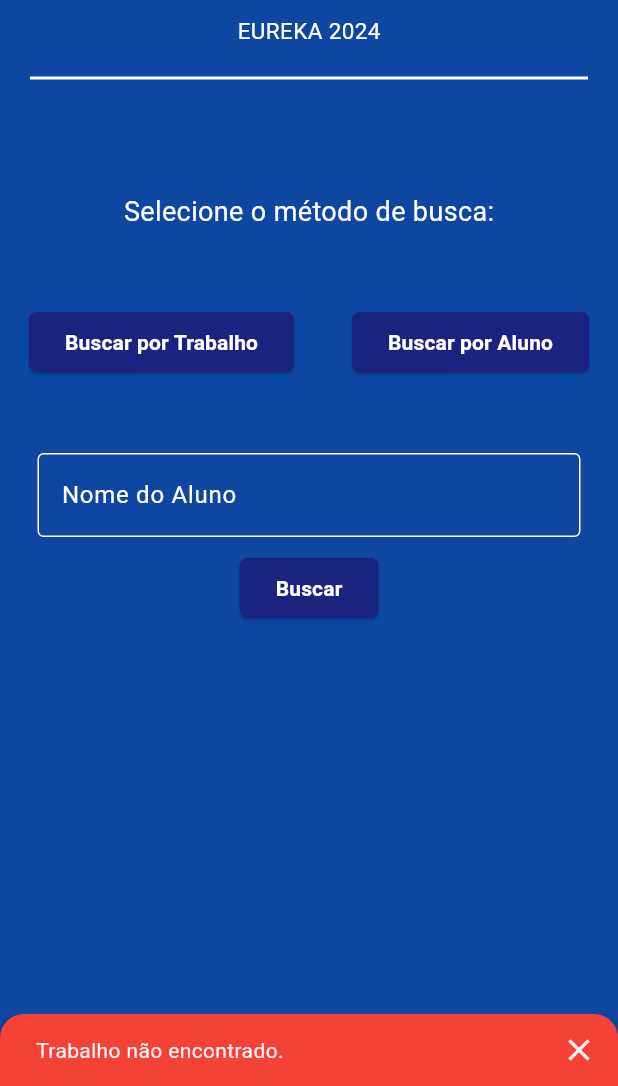
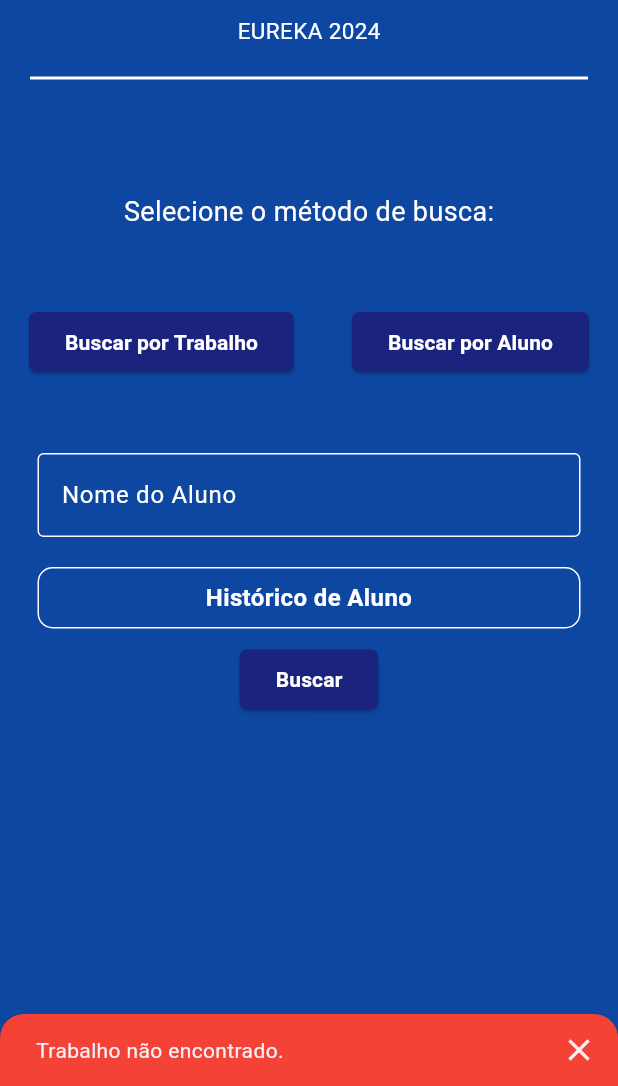
Before and after one commit to leocaloni/App_Localizacao_Eureka, a Flutter app: the TelaBusca screen opened directly, after a tap on "Buscar por Aluno", after a tap on "Buscar", on a phone screen of 412 x 824 dp, the part 150-1236 px from its top. Run offline on Flutter 3.47's test engine with Material 3 defaults, Android fonts, the light colour scheme and no system bars; our stand-ins replace cloud_firestore, csv, firebase_auth, firebase_core; accounts and stored records are empty; generated files the repository leaves out were written again; Roboto replaces fonts that are missing (Roboto Mono).

Commit message:
historico de busca funcional

```diff
--- a/lib/descricao_trabalho_tela.dart
+++ b/lib/descricao_trabalho_tela.dart
@@ -6,12 +6,16 @@ class DescricaoTrabalhoTela extends StatefulWidget {
   final String tituloTrabalho;
   final String descricaoTrabalho;
   final int numeroEstandeEncontrado;
+  final List<String> historicoTrabalho;
+  final List<String> historicoAluno;
 
   const DescricaoTrabalhoTela({
     Key? key,
     required this.tituloTrabalho,
     required this.descricaoTrabalho,
     required this.numeroEstandeEncontrado,
+    required this.historicoTrabalho,
+    required this.historicoAluno,
   }) : super(key: key);
 
   @override
@@ -128,7 +132,7 @@ class _DescricaoTrabalhoTelaState extends State<DescricaoTrabalhoTela> {
               //botao para voltar
               ElevatedButton(
                 onPressed: () {
-                  Navigator.pushReplacement(context, MaterialPageRoute(builder: (context)  => TelaInicio()));
+                  Navigator.push(context, MaterialPageRoute(builder: (context)  => TelaInicio()));
                 },
                 style: ElevatedButton.styleFrom(
                   backgroundColor: Colors.indigo[900],
--- a/lib/tela_busca.dart
+++ b/lib/tela_busca.dart
@@ -1,8 +1,8 @@
 import 'package:app_eureka/components/decoracao_campo_texto.dart';
 import 'package:app_eureka/core/meu_snackbar.dart';
 import 'package:app_eureka/descricao_trabalho_tela.dart';
+import 'package:flutter/material.dart';
 import 'package:cloud_firestore/cloud_firestore.dart';
-import 'package:flutter/material.dart';
 
 class TelaBusca extends StatefulWidget {
   @override
@@ -12,15 +12,26 @@ class TelaBusca extends StatefulWidget {
 class _TelaBuscaState extends State<TelaBusca> {
   bool buscarPorTrabalho = true;
   final TextEditingController _controllerBusca = TextEditingController();
-
+  bool _mostraHistoricoTrabalho = false;
+  bool _mostraHistoricoAluno = false;
   bool trabalhoEncontrado = false;
   String tituloTrabalhoEncontrado = '';
   String descricaoTrabalhoEncontrada = '';
   int numeroEstandeEncontrado = 0;
   List<String> sugestoesBusca = [];
 
+  @override
+  void initState() {
+    super.initState();
+    _carregarHistorico();
+  }
 
-// metodo para sugestoes de busca
+  void _carregarHistorico() {
+    // Carregar o histórico de busca da classe HistoricoBusca
+    _mostraHistoricoTrabalho = true;
+    _mostraHistoricoAluno = true;
+  }
+
   Future<void> _buscarSugestoes(String termoDeBusca) async {
     if (termoDeBusca.isEmpty) {
       setState(() {
@@ -29,17 +40,18 @@ class _TelaBuscaState extends State<TelaBusca> {
       return;
     }
 
-
     termoDeBusca = termoDeBusca.toUpperCase();
 
-  CollectionReference trabalhosRef = FirebaseFirestore.instance.collection('trabalhos');
+    CollectionReference trabalhosRef =
+        FirebaseFirestore.instance.collection('trabalhos');
     QuerySnapshot querySnapshot;
 
     try {
       if (buscarPorTrabalho) {
         querySnapshot = await trabalhosRef
             .where('tituloTrabalho', isGreaterThanOrEqualTo: termoDeBusca)
-          .where('tituloTrabalho', isLessThanOrEqualTo: termoDeBusca + '\uf8ff')
+            .where('tituloTrabalho',
+                isLessThanOrEqualTo: termoDeBusca + '\uf8ff')
             .get();
       } else {
         querySnapshot = await trabalhosRef
@@ -50,7 +62,9 @@ class _TelaBuscaState extends State<TelaBusca> {
 
       List<String> novasSugestoes = querySnapshot.docs.map((doc) {
         Map<String, dynamic> dados = doc.data() as Map<String, dynamic>;
-      return buscarPorTrabalho ? dados['tituloTrabalho'] as String : dados['nomeAluno'] as String;
+        return buscarPorTrabalho
+            ? dados['tituloTrabalho'] as String
+            : dados['nomeAluno'] as String;
       }).toList();
 
       setState(() {
@@ -61,10 +75,9 @@ class _TelaBuscaState extends State<TelaBusca> {
     }
   }
 
-    //metodo para buscar trabalhos
-
   Future<void> _buscarTrabalhos(String termoDeBusca) async {
-    CollectionReference trabalhosRef = FirebaseFirestore.instance.collection('trabalhos');
+    CollectionReference trabalhosRef =
+        FirebaseFirestore.instance.collection('trabalhos');
     QuerySnapshot querySnapshot;
 
     if (buscarPorTrabalho) {
@@ -72,9 +85,8 @@ class _TelaBuscaState extends State<TelaBusca> {
           .where('tituloTrabalho', isEqualTo: termoDeBusca)
           .get();
     } else {
-      querySnapshot = await trabalhosRef
-          .where('nomeAluno', isEqualTo: termoDeBusca)
-          .get();
+      querySnapshot =
+          await trabalhosRef.where('nomeAluno', isEqualTo: termoDeBusca).get();
     }
 
     if (querySnapshot.docs.isNotEmpty) {
@@ -89,7 +101,9 @@ class _TelaBuscaState extends State<TelaBusca> {
       trabalhoEncontrado = false;
     }
 
-    setState(() {});
+    if (trabalhoEncontrado) {
+      HistoricoBusca.adicionarBusca(termoDeBusca, buscarPorTrabalho);
+    }
   }
 
   @override
@@ -100,38 +114,32 @@ class _TelaBuscaState extends State<TelaBusca> {
         child: Center(
           child: Column(
             children: [
-
               const SizedBox(height: 50),
-
               Image.asset('lib/images/logo-IMT-SemNome-Branca.png', height: 50),
-
               const SizedBox(height: 10),
-
               const Text(
                 'EUREKA 2024',
                 style: TextStyle(
-                    fontSize: 15, fontFamily: 'Roboto Mono', color: Colors.white),
+                    fontSize: 15,
+                    fontFamily: 'Roboto Mono',
+                    color: Colors.white),
               ),
-
               const SizedBox(height: 20),
-
               Container(
                 width: double.infinity,
                 height: 2.0,
                 color: Colors.white,
                 margin: const EdgeInsets.symmetric(horizontal: 20),
               ),
-
               const SizedBox(height: 75),
-
               const Text(
                 'Selecione o método de busca:',
                 style: TextStyle(
-                    fontSize: 18, fontFamily: 'Roboto Mono', color: Colors.white),
+                    fontSize: 18,
+                    fontFamily: 'Roboto Mono',
+                    color: Colors.white),
               ),
-
               const SizedBox(height: 50),
-
               Row(
                 mainAxisAlignment: MainAxisAlignment.spaceAround,
                 children: [
@@ -139,44 +147,47 @@ class _TelaBuscaState extends State<TelaBusca> {
                     onPressed: () {
                       setState(() {
                         buscarPorTrabalho = true;
+                        _mostraHistoricoTrabalho = true;
+                        _mostraHistoricoAluno = false;
                       });
                     },
                     style: ElevatedButton.styleFrom(
                       backgroundColor: Colors.indigo[900],
                       shape: RoundedRectangleBorder(
-                            borderRadius: BorderRadius.circular(5))),
+                          borderRadius: BorderRadius.circular(5)),
+                    ),
                     child: const Text(
                       'Buscar por Trabalho',
                       style: TextStyle(
-                          color: Colors.white,
+                          fontWeight: FontWeight.bold,
                           fontFamily: 'Roboto Mono',
-                          fontWeight: FontWeight.bold),
+                          color: Colors.white),
                     ),
                   ),
-
                   ElevatedButton(
                     onPressed: () {
                       setState(() {
                         buscarPorTrabalho = false;
+                        _mostraHistoricoTrabalho = false;
+                        _mostraHistoricoAluno = true;
                       });
                     },
                     style: ElevatedButton.styleFrom(
                       backgroundColor: Colors.indigo[900],
                       shape: RoundedRectangleBorder(
-                            borderRadius: BorderRadius.circular(5))),
+                          borderRadius: BorderRadius.circular(5)),
+                    ),
                     child: const Text(
                       'Buscar por Aluno',
                       style: TextStyle(
-                          color: Colors.white,
+                          fontWeight: FontWeight.bold,
                           fontFamily: 'Roboto Mono',
-                          fontWeight: FontWeight.bold),
+                          color: Colors.white),
                     ),
                   ),
                 ],
               ),
-
               const SizedBox(height: 50),
-
               Padding(
                 padding: const EdgeInsets.symmetric(horizontal: 25.0),
                 child: TextField(
@@ -192,19 +203,78 @@ class _TelaBuscaState extends State<TelaBusca> {
                 ),
               ),
 
+              const SizedBox(height: 20,),
+
+              Container(
+                margin: EdgeInsets.symmetric(horizontal: 25.0),
+                decoration: BoxDecoration(
+                  border: Border.all(
+                      color: Colors
+                          .white), // Adicione uma borda branca ao redor do container
+                  borderRadius:
+                      BorderRadius.circular(10.0), // Borda arredondada
+                ),
+                child: Column(
+                  crossAxisAlignment: CrossAxisAlignment.stretch,
+                  children: [
+                    Padding(
+                      padding: const EdgeInsets.symmetric(vertical: 8.0),
+                      child: Text(
+                        buscarPorTrabalho
+                            ? 'Histórico de Trabalho'
+                            : 'Histórico de Aluno',
+                        style: const TextStyle(
+                          color: Colors.white,
+                          fontWeight: FontWeight.bold,
+                          fontSize: 16.0,
+                        ),
+                        textAlign: TextAlign.center,
+                      ),
+                    ),
+                    ListView.builder(
+                      physics: const NeverScrollableScrollPhysics(),
+                      shrinkWrap: true,
+                      itemCount: buscarPorTrabalho
+                          ? HistoricoBusca.historicoTrabalho.elements.length
+                          : HistoricoBusca.historicoAluno.elements.length,
+                      itemBuilder: (context, index) {
+                        String termo = buscarPorTrabalho
+                            ? HistoricoBusca.historicoTrabalho.elements[index]
+                            : HistoricoBusca.historicoAluno.elements[index];
+                        return ListTile(
+                          title: Text(
+                            termo,
+                            style: const TextStyle(
+                              color: Colors.white,
+                              fontSize: 14.0,
+                            ),
+                          ),
+                          onTap: () {
+                            _controllerBusca.text = termo;
+                            setState(() {
+                              buscarPorTrabalho
+                                  ? _mostraHistoricoTrabalho = false
+                                  : _mostraHistoricoAluno = false;
+                            });
+                          },
+                        );
+                      },
+                    ),
+                  ],
+                ),
+              ),
               ListView.builder(
                 shrinkWrap: true,
-                physics: NeverScrollableScrollPhysics(),
+                physics: const NeverScrollableScrollPhysics(),
                 itemCount: sugestoesBusca.length,
                 itemBuilder: (context, index) {
                   return Padding(
                     padding: const EdgeInsets.symmetric(horizontal: 25.0),
                     child: Container(
-                      margin: EdgeInsets.symmetric(vertical: 4),
+                      margin: const EdgeInsets.symmetric(vertical: 4),
                       decoration: BoxDecoration(
                           color: Colors.indigo[900],
-                        borderRadius: BorderRadius.circular(8)
-                      ),
+                          borderRadius: BorderRadius.circular(8)),
                       child: ListTile(
                         title: Text(
                           sugestoesBusca[index],
@@ -220,13 +290,14 @@ class _TelaBuscaState extends State<TelaBusca> {
                   );
                 },
               ),
-
               const SizedBox(height: 10),
-
               ElevatedButton(
                 onPressed: () async {
                   String termoDeBusca = _controllerBusca.text;
                   await _buscarTrabalhos(termoDeBusca);
+                  HistoricoBusca.adicionarBusca(
+                      termoDeBusca, buscarPorTrabalho);
+                  print(HistoricoBusca.historicoAluno.elements);
                   if (trabalhoEncontrado) {
                     Navigator.pushReplacement(
                       context,
@@ -235,6 +306,10 @@ class _TelaBuscaState extends State<TelaBusca> {
                           tituloTrabalho: tituloTrabalhoEncontrado,
                           descricaoTrabalho: descricaoTrabalhoEncontrada,
                           numeroEstandeEncontrado: numeroEstandeEncontrado,
+                          historicoTrabalho:
+                              HistoricoBusca.historicoTrabalho.elements,
+                          historicoAluno:
+                              HistoricoBusca.historicoAluno.elements,
                         ),
                       ),
                     );
@@ -257,8 +332,9 @@ class _TelaBuscaState extends State<TelaBusca> {
                   ),
                 ),
               ),
-
-              const SizedBox(height: 10,)
+              const SizedBox(
+                height: 10,
+              )
             ],
           ),
         ),
@@ -266,3 +342,34 @@ class _TelaBuscaState extends State<TelaBusca> {
     );
   }
 }
+
+class Queue<T> {
+  List<T> _elements = [];
+  final int _maxSize;
+
+  Queue(this._maxSize);
+
+  void enqueue(T element) {
+    if (_elements.length == _maxSize) {
+      _elements.removeAt(0);
+    }
+    if (!_elements.contains(element)) {
+      _elements.add(element);
+    }
+  }
+
+  List<T> get elements => List.unmodifiable(_elements);
+}
+
+class HistoricoBusca {
+  static final Queue<String> historicoTrabalho = Queue<String>(3);
+  static final Queue<String> historicoAluno = Queue<String>(3);
+
+  static void adicionarBusca(String termo, bool buscarPorTrabalho) {
+    if (buscarPorTrabalho) {
+      historicoTrabalho.enqueue(termo);
+    } else {
+      historicoAluno.enqueue(termo);
+    }
+  }
+}
```
Lines whose indentation alone changed are shown as unchanged.
